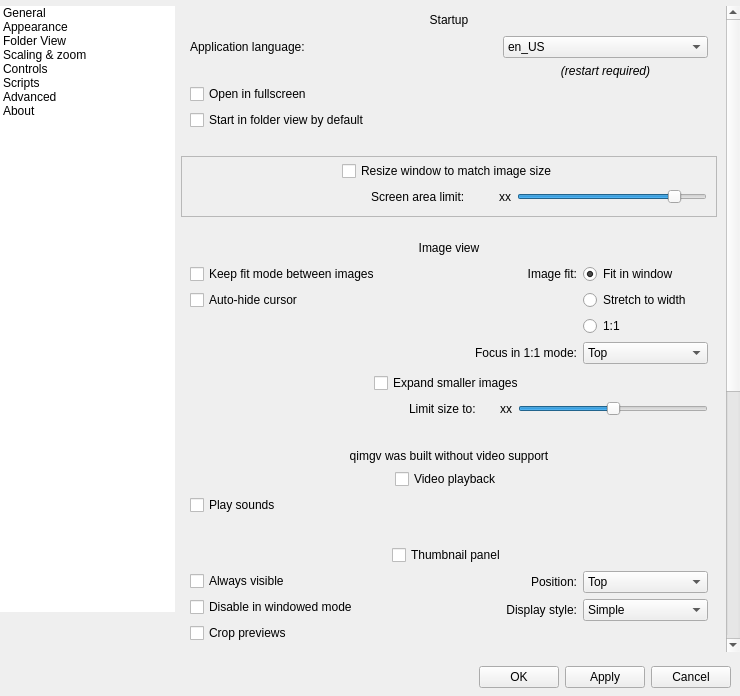
Before: the Qt Designer form qimgv/gui/dialogs/settingsdialog.ui in DropGuard/ImPulse, drawn with Qt 5.
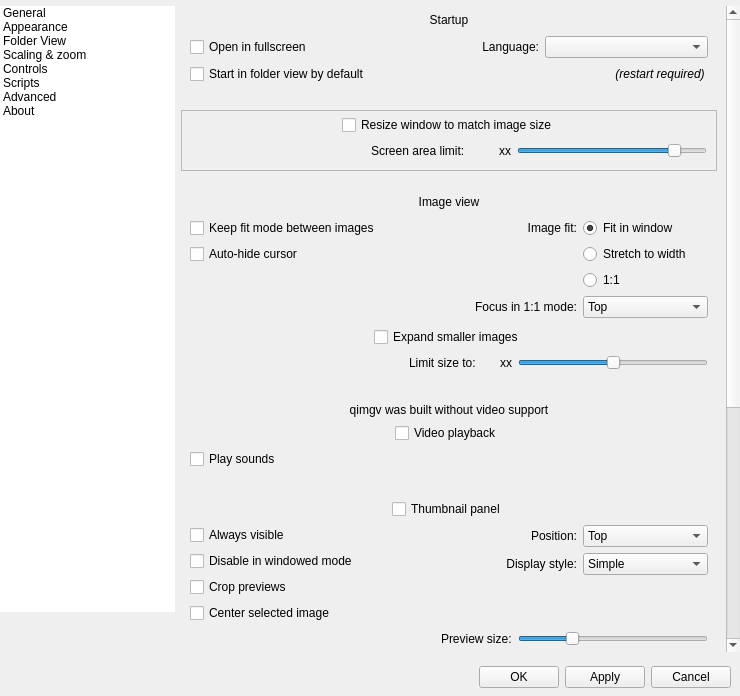
After: the same form once the commit is applied. Custom widgets are drawn as their Qt base class.

Commit message: [settings] readable language names

What changed in the file:
```diff
--- a/qimgv/gui/dialogs/settingsdialog.ui
+++ b/qimgv/gui/dialogs/settingsdialog.ui
@@ -289,7 +289,7 @@
                 <x>0</x>
                 <y>0</y>
                 <width>539</width>
-                <height>1365</height>
+                <height>1305</height>
                </rect>
               </property>
               <layout class="QVBoxLayout" name="verticalLayout_5" stretch="0,0,0,0,0,0,0,0,0,0,0,0,0,0,0,0">
@@ -352,7 +352,7 @@
                    </widget>
                   </item>
                   <item>
-                   <layout class="QGridLayout" name="gridLayout_3" columnstretch="3,2">
+                   <layout class="QGridLayout" name="gridLayout_3">
                     <property name="leftMargin">
                      <number>0</number>
                     </property>
@@ -365,33 +365,40 @@
                     <property name="bottomMargin">
                      <number>0</number>
                     </property>
-                    <item row="0" column="0">
-                     <widget class="QLabel" name="label_30">
-                      <property name="text">
-                       <string>Application language:</string>
-                      </property>
-                     </widget>
-                    </item>
                     <item row="0" column="1">
-                     <widget class="QComboBox" name="langComboBox">
-                      <item>
-                       <property name="text">
-                        <string>en_US</string>
-                       </property>
-                      </item>
-                      <item>
-                       <property name="text">
-                        <string>zh_CN</string>
-                       </property>
-                      </item>
-                      <item>
-                       <property name="text">
-                        <string>system</string>
-                       </property>
-                      </item>
+                     <widget class="QLabel" name="label_30">
+                      <property name="text">
+                       <string>Language:</string>
+                      </property>
+                      <property name="alignment">
+                       <set>Qt::AlignRight|Qt::AlignTrailing|Qt::AlignVCenter</set>
+                      </property>
                      </widget>
                     </item>
-                    <item row="1" column="1">
+                    <item row="0" column="2">
+                     <widget class="QComboBox" name="langComboBox"/>
+                    </item>
+                    <item row="0" column="0">
+                     <widget class="QCheckBox" name="fullscreenCheckBox">
+                      <property name="minimumSize">
+                       <size>
+                        <width>0</width>
+                        <height>0</height>
+                       </size>
+                      </property>
+                      <property name="text">
+                       <string>Open in fullscreen</string>
+                      </property>
+                     </widget>
+                    </item>
+                    <item row="1" column="0">
+                     <widget class="QCheckBox" name="startInFolderViewCheckBox">
+                      <property name="text">
+                       <string>Start in folder view by default</string>
+                      </property>
+                     </widget>
+                    </item>
+                    <item row="1" column="1" colspan="2">
                      <widget class="QLabel" name="label_40">
                       <property name="font">
                        <font>
@@ -399,35 +406,15 @@
                        </font>
                       </property>
                       <property name="text">
-                       <string>(restart required)</string>
+                       <string>(restart required) </string>
                       </property>
                       <property name="alignment">
-                       <set>Qt::AlignCenter</set>
+                       <set>Qt::AlignRight|Qt::AlignTrailing|Qt::AlignVCenter</set>
                       </property>
                      </widget>
                     </item>
                    </layout>
                   </item>
-                  <item>
-                   <widget class="QCheckBox" name="fullscreenCheckBox">
-                    <property name="minimumSize">
-                     <size>
-                      <width>0</width>
-                      <height>0</height>
-                     </size>
-                    </property>
-                    <property name="text">
-                     <string>Open in fullscreen</string>
-                    </property>
-                   </widget>
-                  </item>
-                  <item>
-                   <widget class="QCheckBox" name="startInFolderViewCheckBox">
-                    <property name="text">
-                     <string>Start in folder view by default</string>
-                    </property>
-                   </widget>
-                  </item>
                  </layout>
                 </widget>
                </item>
```
The commit also changes 3 other files.
